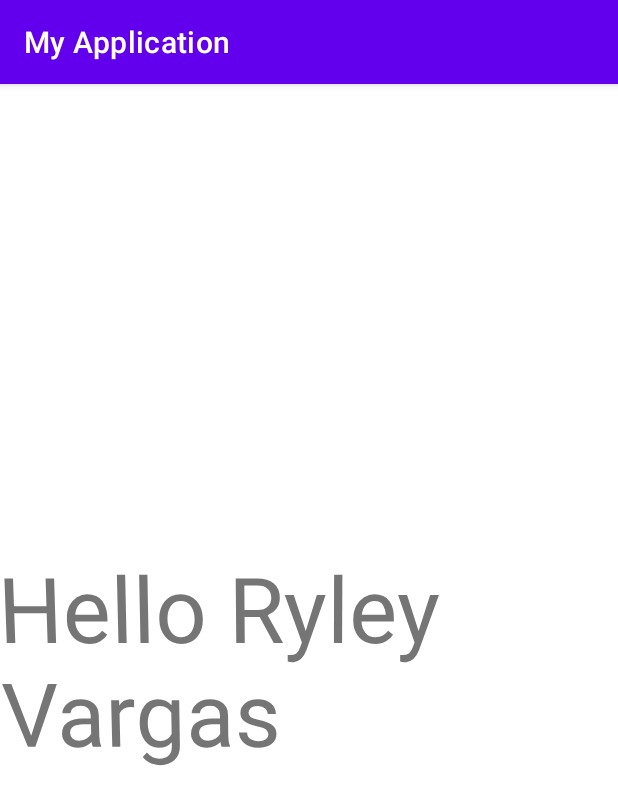
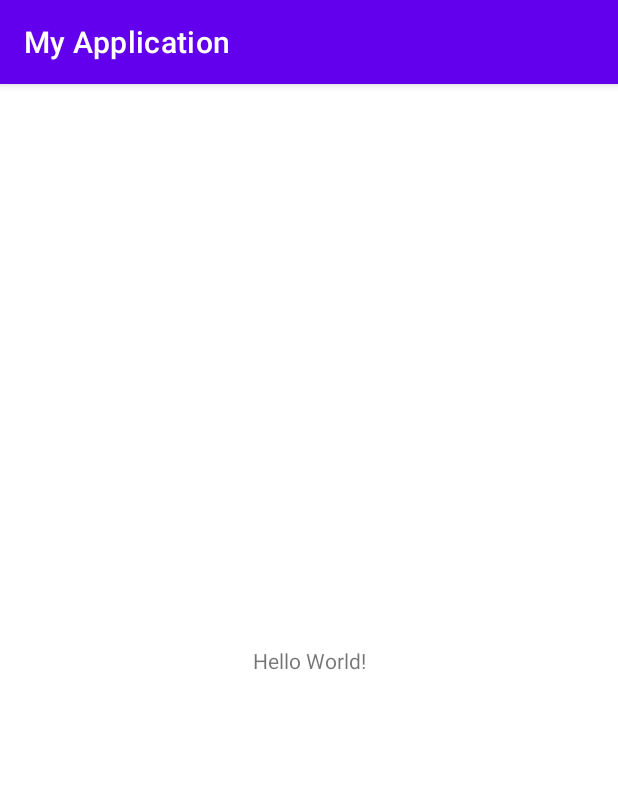
Before and after one commit to Ryleyv/BirthdayCake-master, an Android app: the screen it shows after launch (MainActivity), on a phone screen of 412 x 824 dp. Shown: the top 805 px of the screen. Run offline under Robolectric (Android 15) with nearby library versions, the phone set to English and light mode, and no system bars.

Commit message:
Revert "change text size"
This reverts commit 20b422d3b064920e691e6c80a221c08926f0e531.

```diff
--- a/app/src/main/res/layout/activity_main.xml
+++ b/app/src/main/res/layout/activity_main.xml
@@ -4,14 +4,12 @@
     xmlns:tools="http://schemas.android.com/tools"
     android:layout_width="match_parent"
     android:layout_height="match_parent"
-    android:rotationX="-4"
     tools:context=".MainActivity">
 
     <TextView
         android:layout_width="wrap_content"
         android:layout_height="wrap_content"
-        android:text="Hello Ryley Vargas"
-        android:textSize="60sp"
+        android:text="Hello World!"
         app:layout_constraintBottom_toBottomOf="parent"
         app:layout_constraintEnd_toEndOf="parent"
         app:layout_constraintStart_toStartOf="parent"
```
